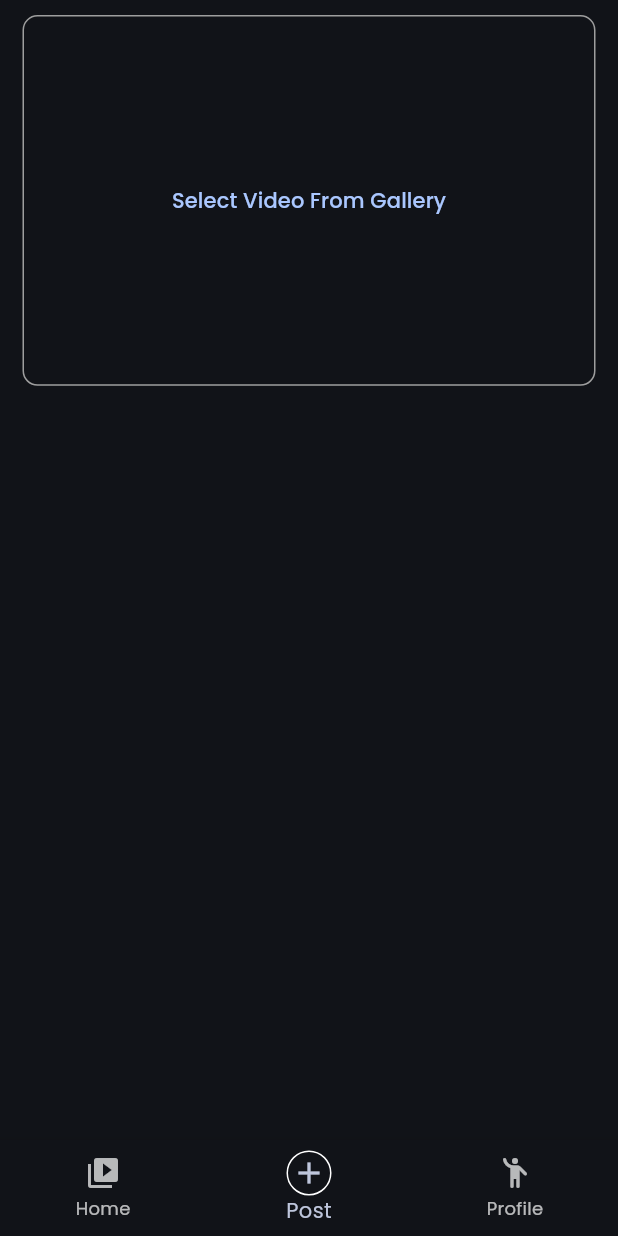
After one commit to Sparsh327/Metube, a Flutter app: the BottomNavPage screen opened directly, item 2 of the bottom bar chosen, after a tap on "Select Video From Gallery", on a phone screen of 412 x 824 dp. The commit adds this screen. Run offline on Flutter 3.47's test engine with Material 3 defaults, Android fonts, the phone set to English and light mode, and no system bars; our stand-ins replace file_picker, flutter_bloc, fpdart, get_it, google_fonts, internet_connection_checker_plus and 2 more; accounts and stored records are empty.

Commit message:
added video picker service

```diff
--- /dev/null
+++ b/lib/core/utils/video_picker.dart
@@ -0,0 +1,48 @@
+import 'package:file_picker/file_picker.dart';
+import 'dart:io';
+
+class VideoPickerService {
+  Future<(File?, String?)> pickVideo() async {
+    try {
+      FilePickerResult? result = await FilePicker.platform.pickFiles(
+        type: FileType.video,
+        allowMultiple: false,
+      );
+
+      if (result == null || result.files.isEmpty) {
+        return (null, 'No video selected');
+      }
+
+      final PlatformFile file = result.files.first;
+
+      // Check if file has path (not null on mobile/desktop)
+      if (file.path == null) {
+        return (null, 'Could not access video path');
+      }
+
+      final File videoFile = File(file.path!);
+
+      // Validate file size (example: 100MB limit)
+      final double fileSizeInMB = file.size / (1024 * 1024);
+      if (fileSizeInMB > 100) {
+        return (null, 'Video size must be less than 100MB');
+      }
+
+      // Validate format
+      final String extension = file.extension?.toLowerCase() ?? '';
+      final validFormats = ['mp4', 'mov', 'avi'];
+      if (!validFormats.contains(extension)) {
+        return (
+          null,
+          'Invalid video format. Supported formats: ${validFormats.join(", ")}'
+        );
+      }
+
+      return (videoFile, null);
+    } catch (e) {
+      return (null, 'Error picking video: $e');
+    }
+  }
+
+  // Example usage in repository or bloc
+}
--- a/lib/features/auth/pesentation/pages/login_page.dart
+++ b/lib/features/auth/pesentation/pages/login_page.dart
@@ -33,6 +33,7 @@ class _LoginPageState extends State<LoginPage> {
   Widget build(BuildContext context) {
     final authBloc = context.read<AuthBloc>();
     return Scaffold(
+      resizeToAvoidBottomInset: false,
       appBar: AppBar(
         toolbarHeight: 0,
       ),
@@ -45,7 +46,7 @@ class _LoginPageState extends State<LoginPage> {
             } else if (state is AuthSuccess) {
               Navigator.pushAndRemoveUntil(
                 context,
-                MaterialPageRoute(builder: (_) => const MainPage()),
+                MaterialPageRoute(builder: (_) => const BottomNavPage()),
                 (route) => false,
               );
             }
--- a/lib/features/auth/pesentation/pages/navigation_page.dart
+++ b/lib/features/auth/pesentation/pages/navigation_page.dart
@@ -15,7 +15,7 @@ class NavigationPage extends StatelessWidget {
       },
       builder: (context, isLoggedIn) {
         if (isLoggedIn) {
-          return const MainPage();
+          return const BottomNavPage();
         }
         return const LoginPage();
       },
--- a/lib/features/auth/pesentation/pages/signup_page.dart
+++ b/lib/features/auth/pesentation/pages/signup_page.dart
@@ -36,6 +36,7 @@ class _SignupPageState extends State<SignupPage> {
   Widget build(BuildContext context) {
     final authBloc = context.read<AuthBloc>();
     return Scaffold(
+      resizeToAvoidBottomInset: false,
       appBar: AppBar(
         toolbarHeight: 0,
       ),
@@ -48,7 +49,7 @@ class _SignupPageState extends State<SignupPage> {
             } else if (state is AuthSuccess) {
               Navigator.pushAndRemoveUntil(
                 context,
-                MaterialPageRoute(builder: (_) => const MainPage()),
+                MaterialPageRoute(builder: (_) => const BottomNavPage()),
                 (route) => false,
               );
             }
--- /dev/null
+++ b/lib/features/home/home_page.dart
@@ -0,0 +1,14 @@
+import 'package:flutter/material.dart';
+
+class HomePage extends StatelessWidget {
+  const HomePage({super.key});
+
+  @override
+  Widget build(BuildContext context) {
+    return const Scaffold(
+      body: Center(
+        child: Text("Home"),
+      ),
+    );
+  }
+}
--- a/lib/features/main/presentation/pages/main_page.dart
+++ b/lib/features/main/presentation/pages/main_page.dart
@@ -1,76 +1,134 @@
-import 'dart:developer';
+import 'package:flutter/material.dart';
 
-import 'package:flutter/cupertino.dart';
-import 'package:flutter/material.dart';
-import 'package:flutter_bloc/flutter_bloc.dart';
-import 'package:metube/app/splash.dart';
-import 'package:metube/core/app_user/app_user_cubit.dart';
-import 'package:metube/features/auth/pesentation/bloc/auth_bloc.dart';
+import '../../../home/home_page.dart';
+import '../../../post/presentation/add_post.dart';
+import '../../../profile/profile_page.dart';
 
-class MainPage extends StatefulWidget {
-  const MainPage({super.key});
+class BottomNavPage extends StatefulWidget {
+  const BottomNavPage({super.key});
 
   @override
-  State<MainPage> createState() => _MainPageState();
+  State<BottomNavPage> createState() => _BottomNavPageState();
 }
 
-class _MainPageState extends State<MainPage> {
+class _BottomNavPageState extends State<BottomNavPage> {
+  int _selectedIndex = 0;
+  final List<Widget> _widgetOptions = const [
+    HomePage(),
+    AddPost(),
+    ProfilePage()
+  ];
   @override
   Widget build(BuildContext context) {
-    final authBloc = context.read<AuthBloc>();
     return Scaffold(
-      appBar: AppBar(
-        toolbarHeight: 10,
+      body: Center(
+        child: _widgetOptions[_selectedIndex],
       ),
-      body: Padding(
-        padding: const EdgeInsets.all(15),
-        child: Column(
-          crossAxisAlignment: CrossAxisAlignment.start,
-          children: [
-            BlocBuilder<AppUserCubit, AppUserState>(builder: (context, state) {
-              if (state is AppUserLoggedIn) {
-                return Text(
-                  state.user.name,
-                  style: const TextStyle(color: Colors.yellow),
-                );
-              } else {
-                return const Text(
-                  "data",
-                  style: TextStyle(color: Colors.red),
-                );
-              }
-            }),
-            Text(
-              "Logged In",
-              style: Theme.of(context).textTheme.headlineMedium,
-            ),
-            const SizedBox(
-              height: 10,
-            ),
-            BlocConsumer<AuthBloc, AuthState>(builder: (context, state) {
-              if (state is AuthLoading) {
-                return const CupertinoActivityIndicator(
-                  color: Colors.white,
-                );
-              }
-              return ElevatedButton(
-                  onPressed: () async {
-                    authBloc.add(AuthLogout());
-                  },
-                  child: const Text("Logout"));
-            }, listener: (context, state) {
-              log(state.toString());
-              if (state is AuthInitial) {
-                Navigator.pushAndRemoveUntil(
-                  context,
-                  MaterialPageRoute(builder: (_) => const Splash()),
-                  (route) => false,
-                );
-              }
-            }),
-          ],
-        ),
+      bottomNavigationBar: BottomNavigationBar(
+        currentIndex: _selectedIndex,
+        onTap: (index) {
+          setState(() {
+            _selectedIndex = index;
+          });
+        },
+        type: BottomNavigationBarType.fixed,
+        items: [
+          const BottomNavigationBarItem(
+            icon: Icon(Icons.video_collection),
+            label: "Home",
+          ),
+          BottomNavigationBarItem(
+            icon: Container(
+                decoration: BoxDecoration(
+                  shape: BoxShape.circle,
+                  border: Border.all(color: Colors.white),
+                ),
+                child: const Padding(
+                  padding: EdgeInsets.all(2),
+                  child: Icon(Icons.add),
+                )),
+            label: "Post",
+          ),
+          const BottomNavigationBarItem(
+            icon: Icon(Icons.emoji_people_rounded),
+            label: "Profile",
+          ),
+        ],
       ),
     );
   }
 }
+
+
+// class MainPage extends StatefulWidget {
+//   const MainPage({super.key});
+
+//   @override
+//   State<MainPage> createState() => _MainPageState();
+// }
+
+// class _MainPageState extends State<MainPage> {
+//   @override
+//   Widget build(BuildContext context) {
+//     final authBloc = context.read<AuthBloc>();
+//     return Scaffold(
+//       appBar: AppBar(
+//         toolbarHeight: 10,
+//       ),
+//       body: Padding(
+//         padding: const EdgeInsets.all(15),
+//         child: Column(
+//           crossAxisAlignment: CrossAxisAlignment.start,
+//           children: [
+//             BlocBuilder<AppUserCubit, AppUserState>(builder: (context, state) {
+//               if (state is AppUserLoggedIn) {
+//                 return Text(
+//                   state.user.name,
+//                   style: const TextStyle(color: Colors.yellow),
+//                 );
+//               } else {
+//                 return const Text(
+//                   "data",
+//                   style: TextStyle(color: Colors.red),
+//                 );
+//               }
+//             }),
+//             Text(
+//               "Logged In",
+//               style: Theme.of(context).textTheme.headlineMedium,
+//             ),
+//             const SizedBox(
+//               height: 10,
+//             ),
+//             BlocConsumer<AuthBloc, AuthState>(builder: (context, state) {
+//               if (state is AuthLoading) {
+//                 return const CupertinoActivityIndicator(
+//                   color: Colors.white,
+//                 );
+//               }
+//               return ElevatedButton(
+//                   onPressed: () async {
+//                     authBloc.add(AuthLogout());
+//                     // final Map<int, String> map = {};
+//                     // final a ={
+//                     //   1: "1",
+//                     // }.entries;
+//                     // map.addEntries(a);
+//                   },
+//                   child: const Text("Logout"));
+//             }, listener: (context, state) {
+//               log(state.toString());
+//               if (state is AuthInitial) {
+//                 Navigator.pushAndRemoveUntil(
+//                   context,
+//                   MaterialPageRoute(builder: (_) => const Splash()),
+//                   (route) => false,
+//                 );
+//               }
+//             }),
+//           ],
+//         ),
+//       ),
+//     );
+//   }
+// }
--- /dev/null
+++ b/lib/features/post/presentation/add_post.dart
@@ -0,0 +1,64 @@
+import 'dart:developer';
+
+import 'package:flutter/material.dart';
+import 'package:metube/core/utils/video_picker.dart';
+
+class AddPost extends StatelessWidget {
+  const AddPost({super.key});
+
+  @override
+  Widget build(BuildContext context) {
+    return const Scaffold(
+        body: SafeArea(
+      child: Padding(
+        padding: EdgeInsets.symmetric(horizontal: 15, vertical: 10),
+        child: Column(
+          children: [AddVideoPost()],
+        ),
+      ),
+    ));
+  }
+}
+
+class AddVideoPost extends StatefulWidget {
+  const AddVideoPost({super.key});
+
+  @override
+  State<AddVideoPost> createState() => _AddVideoPostState();
+}
+
+class _AddVideoPostState extends State<AddVideoPost> {
+  @override
+  Widget build(BuildContext context) {
+    Future<void> handleVideoSelection() async {
+      final (videoFile, error) = await VideoPickerService().pickVideo();
+
+      if (error != null) {
+        // Handle error through bloc events
+        return;
+      }
+
+      if (videoFile != null) {
+        // Process video
+        final String path = videoFile.path;
+        log(path);
+      }
+    }
+
+    final size = MediaQuery.of(context).size;
+    return Container(
+      height: size.height * 0.3,
+      width: size.width,
+      decoration: BoxDecoration(
+        border: Border.all(color: Colors.grey),
+        borderRadius: BorderRadius.circular(10),
+      ),
+      child: Center(
+          child: TextButton(
+              onPressed: () {
+                handleVideoSelection();
+              },
+              child: const Text("Select Video From Gallery"))),
+    );
+  }
+}
```
Also changed, not shown: lib/features/profile/profile_page.dart (added, +14 -0 lines), pubspec.yaml (+3 -4 lines), pubspec.lock, 1 other file.
